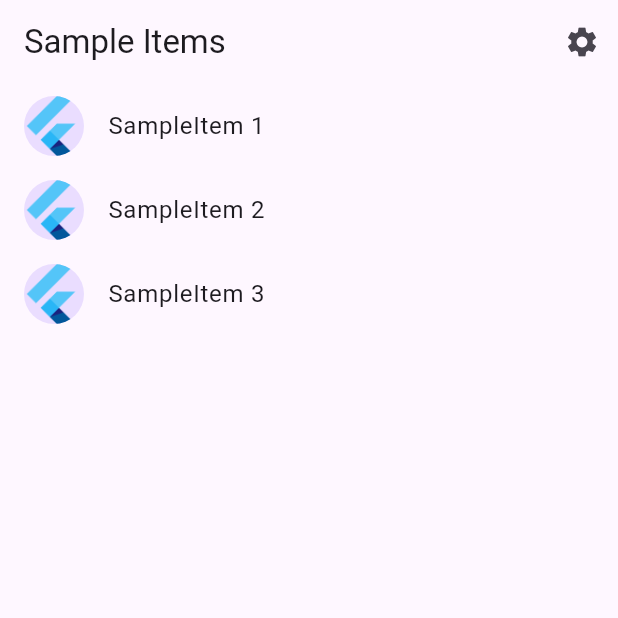
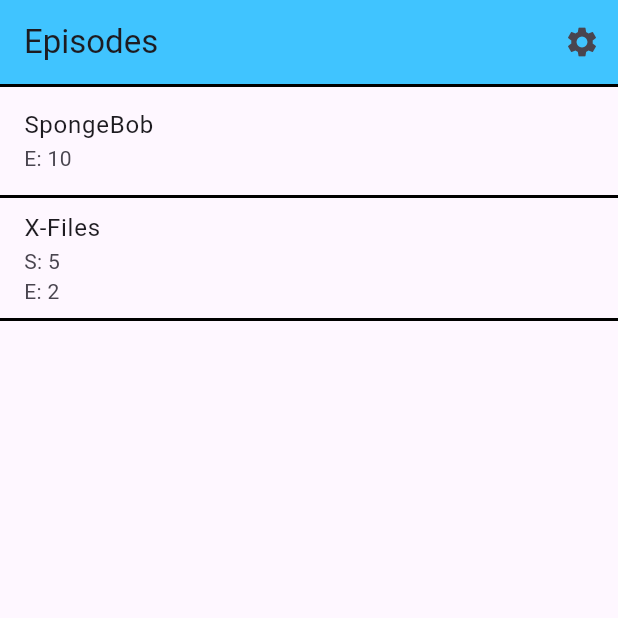
Before and after one commit to serdardal/Episode-Box, a Flutter app: the screen it shows after launch, on a phone screen of 412 x 824 dp, the top half of it. Run offline on Flutter 3.47's test engine with Material 3 defaults, Android fonts, the phone set to English and light mode, and no system bars; generated files the repository leaves out were written again.

Commit message:
episode list page

```diff
--- a/lib/src/app.dart
+++ b/lib/src/app.dart
@@ -2,6 +2,7 @@
 import 'package:flutter_gen/gen_l10n/app_localizations.dart';
 import 'package:flutter_localizations/flutter_localizations.dart';
 
+import 'episode_page/episode_list_view.dart';
 import 'sample_feature/sample_item_details_view.dart';
 import 'sample_feature/sample_item_list_view.dart';
 import 'settings/settings_controller.dart';
@@ -73,7 +74,7 @@
                     return const SampleItemDetailsView();
                   case SampleItemListView.routeName:
                   default:
-                    return const SampleItemListView();
+                    return const EpisodeListView();
                 }
               },
             );
--- /dev/null
+++ b/lib/src/episode_page/dto/episode_dto.dart
@@ -0,0 +1,7 @@
+class EpisodeDto {
+  final String name;
+  final int? season;
+  final int episode;
+
+  const EpisodeDto(this.name, this.season, this.episode);
+}
--- /dev/null
+++ b/lib/src/episode_page/episode_list_view.dart
@@ -0,0 +1,50 @@
+import 'package:episode_box/src/settings/settings_view.dart';
+import 'package:flutter/material.dart';
+
+import 'dto/episode_dto.dart';
+
+class EpisodeListView extends StatelessWidget {
+  const EpisodeListView(
+      {super.key,
+      this.episodeItems = const [
+        EpisodeDto('SpongeBob', null, 10),
+        EpisodeDto('X-Files', 5, 2)
+      ]});
+
+  static const routeName = '/episodes';
+  final List<EpisodeDto> episodeItems;
+
+  @override
+  Widget build(BuildContext context) {
+    return Scaffold(
+        appBar: AppBar(
+          title: const Text('Episodes'),
+          actions: [
+            IconButton(
+                onPressed: () {
+                  Navigator.restorablePushNamed(
+                      context, SettingsView.routeName);
+                },
+                icon: const Icon(Icons.settings))
+          ],
+          backgroundColor: Colors.lightBlueAccent,
+        ),
+        body: ListView.builder(
+            restorationId: 'episodeList',
+            itemCount: episodeItems.length,
+            itemBuilder: (BuildContext context, int index) {
+              final item = episodeItems[index];
+
+              return ListTile(
+                title: Text(item.name),
+                subtitle: Text(
+                    '${item.season != null ? 'S: ${item.season.toString()}\n' : ''}E: ${item.episode}'),
+                shape: Border(
+                  top:
+                      index == 0 ? const BorderSide(width: 2) : BorderSide.none,
+                  bottom: const BorderSide(width: 2),
+                ),
+              );
+            }));
+  }
+}
```
